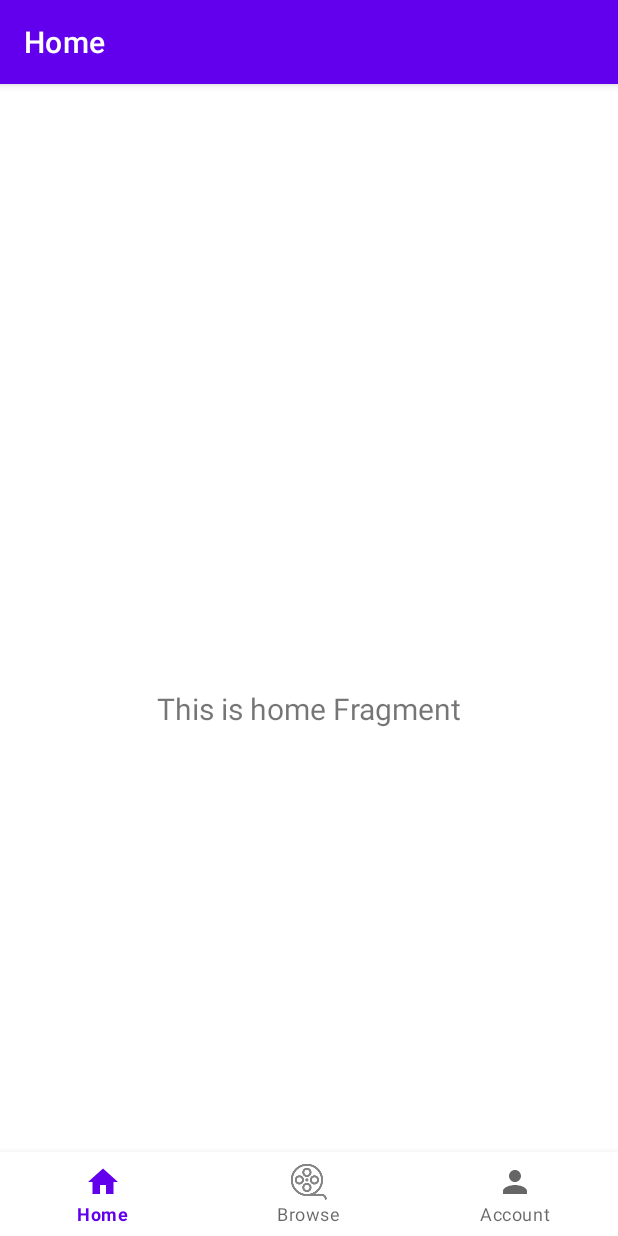
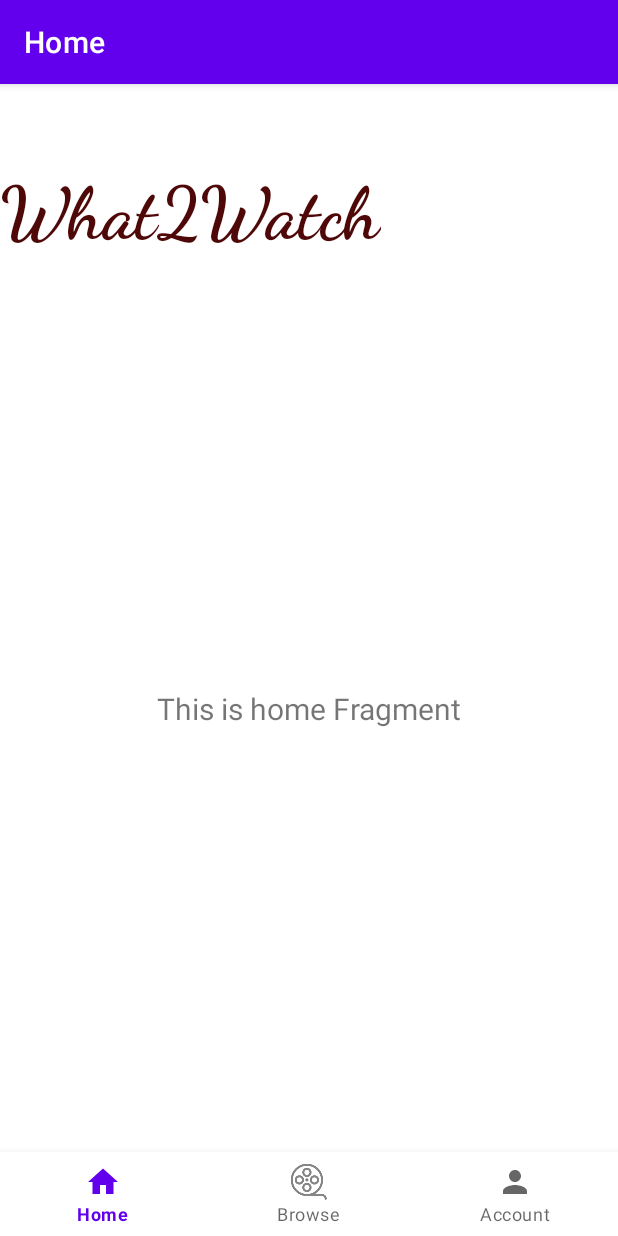
Before and after one commit to UNH-Android-Fall23/What2Watch-Svitlik-Odunsi-F23, an Android app: the screen it shows after launch (MainActivity), on a phone screen of 412 x 824 dp. Run offline under Robolectric (Android 15) with nearby library versions, the phone set to English and light mode, and no system bars; our stand-ins replace navigation-ui; Roboto replaces fonts that are not available here.

Commit message:
Added the App Name/Logo
Created the logo design and customized the font, color and alignment

```diff
--- a/app/src/main/res/layout/activity_main.xml
+++ b/app/src/main/res/layout/activity_main.xml
@@ -1,6 +1,7 @@
 <?xml version="1.0" encoding="utf-8"?>
 <androidx.constraintlayout.widget.ConstraintLayout xmlns:android="http://schemas.android.com/apk/res/android"
     xmlns:app="http://schemas.android.com/apk/res-auto"
+    xmlns:tools="http://schemas.android.com/tools"
     android:id="@+id/container"
     android:layout_width="match_parent"
     android:layout_height="match_parent"
@@ -25,9 +26,25 @@
         android:layout_height="match_parent"
         app:defaultNavHost="true"
         app:layout_constraintBottom_toTopOf="@id/nav_view"
+        app:layout_constraintHorizontal_bias="0.0"
         app:layout_constraintLeft_toLeftOf="parent"
         app:layout_constraintRight_toRightOf="parent"
         app:layout_constraintTop_toTopOf="parent"
+        app:layout_constraintVertical_bias="1.0"
         app:navGraph="@navigation/mobile_navigation" />
 
+    <TextView
+        android:id="@+id/textView"
+        android:layout_width="wrap_content"
+        android:layout_height="wrap_content"
+        android:fontFamily="cursive"
+        android:text="What2Watch"
+        android:textAlignment="center"
+        android:textColor="#4E0808"
+        android:textSize="48sp"
+        android:textStyle="bold"
+        android:typeface="serif"
+        tools:layout_editor_absoluteX="79dp"
+        tools:layout_editor_absoluteY="25dp" />
+
 </androidx.constraintlayout.widget.ConstraintLayout>
--- a/build.gradle.kts
+++ b/build.gradle.kts
@@ -1,5 +1,5 @@
 // Top-level build file where you can add configuration options common to all sub-projects/modules.
 plugins {
-    id("com.android.application") version "8.1.0" apply false
+    id("com.android.application") version "8.1.1" apply false
     id("org.jetbrains.kotlin.android") version "1.8.0" apply false
 }
```
